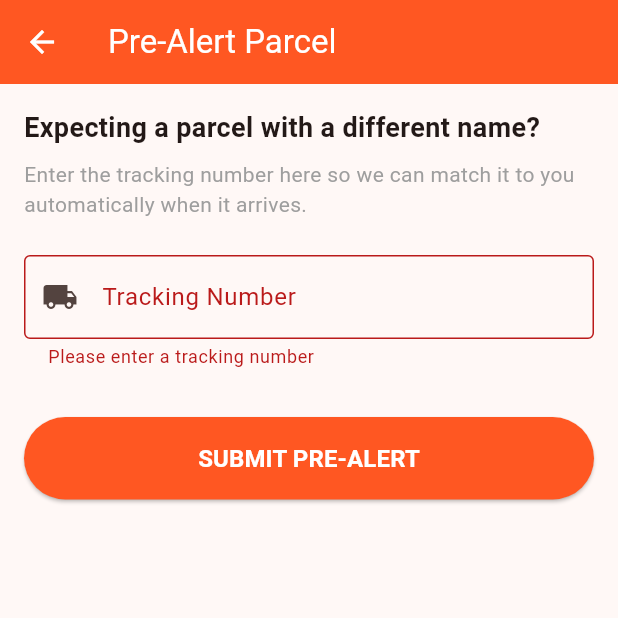
After one commit to gweezini/KitaHack2026, a Flutter app: the PreAlertPage screen opened directly, after a tap on "SUBMIT PRE-ALERT", on a phone screen of 412 x 824 dp, the top half of it. The commit adds this screen. Run offline on Flutter 3.47's test engine with Material 3 defaults, Android fonts, the phone set to English and light mode, and no system bars; our stand-ins replace cloud_firestore, firebase_auth, firebase_core, image_picker, qr_flutter; missing offline and left inert: google_mlkit_text_recognition, mobile_scanner; accounts and stored records are empty.

Commit message:
Add pre-alert

```diff
--- a/lib/pages/admin/ocr_scan_page.dart
+++ b/lib/pages/admin/ocr_scan_page.dart
@@ -167,6 +167,13 @@ class _OCRScanPageState extends State<OCRScanPage> {
         if (bestPhoneCandidate != null) _phoneController.text = bestPhoneCandidate;
       });
 
+      // === NEW: Check Pre-Alert First ===
+      if (bestTrackingCandidate != null) {
+         bool preAlertFound = await _checkPreAlert(bestTrackingCandidate);
+         if (preAlertFound) return; // Stop if pre-alert matched
+      }
+      // ===================================
+
       bool foundUser = false;
 
       if (bestPhoneCandidate != null) {
@@ -184,6 +191,41 @@ class _OCRScanPageState extends State<OCRScanPage> {
       _showSnackBar('OCR Error: $e');
     }
   }
+
+  // === Pre-Alert Logic ===
+  Future<bool> _checkPreAlert(String trackingNumber) async {
+    try {
+      final doc = await FirebaseFirestore.instance
+          .collection('pre_alerts')
+          .doc(trackingNumber)
+          .get();
+
+      if (doc.exists) {
+        final data = doc.data()!;
+        if (data['status'] == 'pending') {
+          setState(() {
+            _nameController.text = data['userName'] ?? '';
+            _phoneController.text = data['userPhone'] ?? '';
+            _idController.text = data['studentId'] ?? '';
+
+            // Mark as Pre-Alert Match visually or toast
+            ScaffoldMessenger.of(context).showSnackBar(
+              const SnackBar(
+                content: Text('✅ Matched via PRE-ALERT!'),
+                backgroundColor: Colors.green,
+                duration: Duration(seconds: 3),
+              ),
+            );
+          });
+          return true;
+        }
+      }
+    } catch (e) {
+      print('Pre-alert check error: $e');
+    }
+    return false;
+  }
+  // =======================
 
   Future<void> _handleNameLookup(List<String> candidates) async {
     _showSnackBar('Searching database for names...');
--- /dev/null
+++ b/lib/pages/pre_alert_page.dart
@@ -0,0 +1,151 @@
+import 'package:flutter/material.dart';
+import 'package:cloud_firestore/cloud_firestore.dart';
+import 'package:firebase_auth/firebase_auth.dart';
+
+class PreAlertPage extends StatefulWidget {
+  const PreAlertPage({super.key});
+
+  @override
+  State<PreAlertPage> createState() => _PreAlertPageState();
+}
+
+class _PreAlertPageState extends State<PreAlertPage> {
+  final _trackingController = TextEditingController();
+  final _formKey = GlobalKey<FormState>();
+  bool _isLoading = false;
+
+  @override
+  void dispose() {
+    _trackingController.dispose();
+    super.dispose();
+  }
+
+  Future<void> _submitPreAlert() async {
+    if (!_formKey.currentState!.validate()) return;
+
+    setState(() => _isLoading = true);
+
+    try {
+      final user = FirebaseAuth.instance.currentUser;
+      if (user == null) throw Exception('User not logged in');
+
+      // Get user details for redundant storage (faster read)
+      final userDoc = await FirebaseFirestore.instance
+          .collection('users')
+          .doc(user.uid)
+          .get();
+
+      final userData = userDoc.data() ?? {};
+      final String trackingNumber = _trackingController.text.trim().toUpperCase();
+
+      // Check if already exists
+      final existing = await FirebaseFirestore.instance
+          .collection('pre_alerts')
+          .doc(trackingNumber)
+          .get();
+
+      if (existing.exists) {
+        throw Exception('This tracking number is already pre-alerted.');
+      }
+
+      await FirebaseFirestore.instance
+          .collection('pre_alerts')
+          .doc(trackingNumber) // Use tracking number as ID for easy lookup
+          .set({
+        'trackingNumber': trackingNumber,
+        'userId': user.uid,
+        'userName': userData['fullName'] ?? 'Unknown',
+        'userPhone': userData['phoneNumber'] ?? '',
+        'studentId': userData['studentId'] ?? '',
+        'status': 'pending', // pending, arrived
+        'createdAt': FieldValue.serverTimestamp(),
+      });
+
+      if (mounted) {
+        ScaffoldMessenger.of(context).showSnackBar(
+          const SnackBar(content: Text('Pre-Alert submitted successfully!')),
+        );
+        Navigator.pop(context);
+      }
+    } catch (e) {
+      if (mounted) {
+        ScaffoldMessenger.of(context).showSnackBar(
+          SnackBar(content: Text('Error: $e'), backgroundColor: Colors.red),
+        );
+      }
+    } finally {
+      if (mounted) setState(() => _isLoading = false);
+    }
+  }
+
+  @override
+  Widget build(BuildContext context) {
+    return Scaffold(
+      appBar: AppBar(
+        title: const Text('Pre-Alert Parcel'),
+        backgroundColor: Colors.deepOrange,
+        foregroundColor: Colors.white,
+      ),
+      body: Padding(
+        padding: const EdgeInsets.all(16.0),
+        child: Form(
+          key: _formKey,
+          child: Column(
+            crossAxisAlignment: CrossAxisAlignment.stretch,
+            children: [
+              const Text(
+                'Expecting a parcel with a different name?',
+                style: TextStyle(fontSize: 18, fontWeight: FontWeight.bold),
+              ),
+              const SizedBox(height: 8),
+              const Text(
+                'Enter the tracking number here so we can match it to you automatically when it arrives.',
+                style: TextStyle(color: Colors.grey),
+              ),
+              const SizedBox(height: 24),
+              TextFormField(
+                controller: _trackingController,
+                decoration: const InputDecoration(
+                  labelText: 'Tracking Number',
+                  border: OutlineInputBorder(),
+                  prefixIcon: Icon(Icons.local_shipping),
+                  hintText: 'e.g. SPX123456789',
+                ),
+                textCapitalization: TextCapitalization.characters,
+                validator: (value) {
+                  if (value == null || value.trim().isEmpty) {
+                    return 'Please enter a tracking number';
+                  }
+                  if (value.trim().length < 5) {
+                    return 'Tracking number too short';
+                  }
+                  return null;
+                },
+              ),
+              const SizedBox(height: 32),
+              ElevatedButton(
+                onPressed: _isLoading ? null : _submitPreAlert,
+                style: ElevatedButton.styleFrom(
+                  backgroundColor: Colors.deepOrange,
+                  foregroundColor: Colors.white,
+                  padding: const EdgeInsets.symmetric(vertical: 16),
+                ),
+                child: _isLoading
+                    ? const SizedBox(
+                        height: 20,
+                        width: 20,
+                        child: CircularProgressIndicator(
+                            color: Colors.white, strokeWidth: 2),
+                      )
+                    : const Text(
+                        'SUBMIT PRE-ALERT',
+                        style: TextStyle(fontSize: 16, fontWeight: FontWeight.bold),
+                      ),
+              ),
+            ],
+          ),
+        ),
+      ),
+    );
+  }
+}
```
Also changed, not shown: 1 other file.
